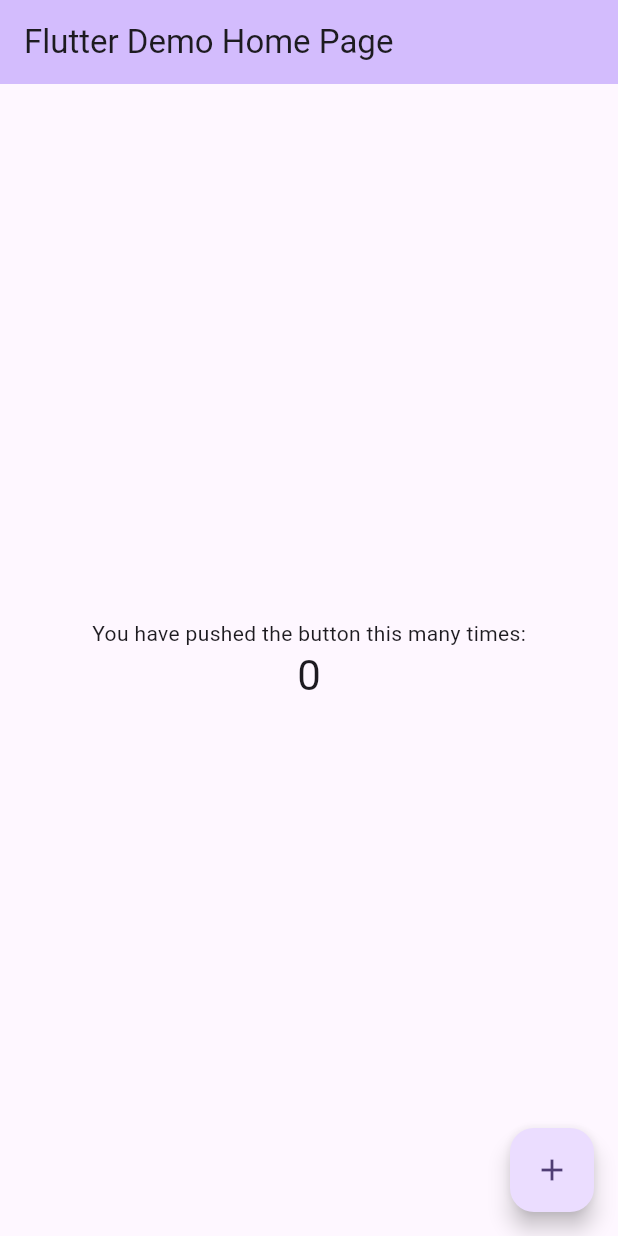
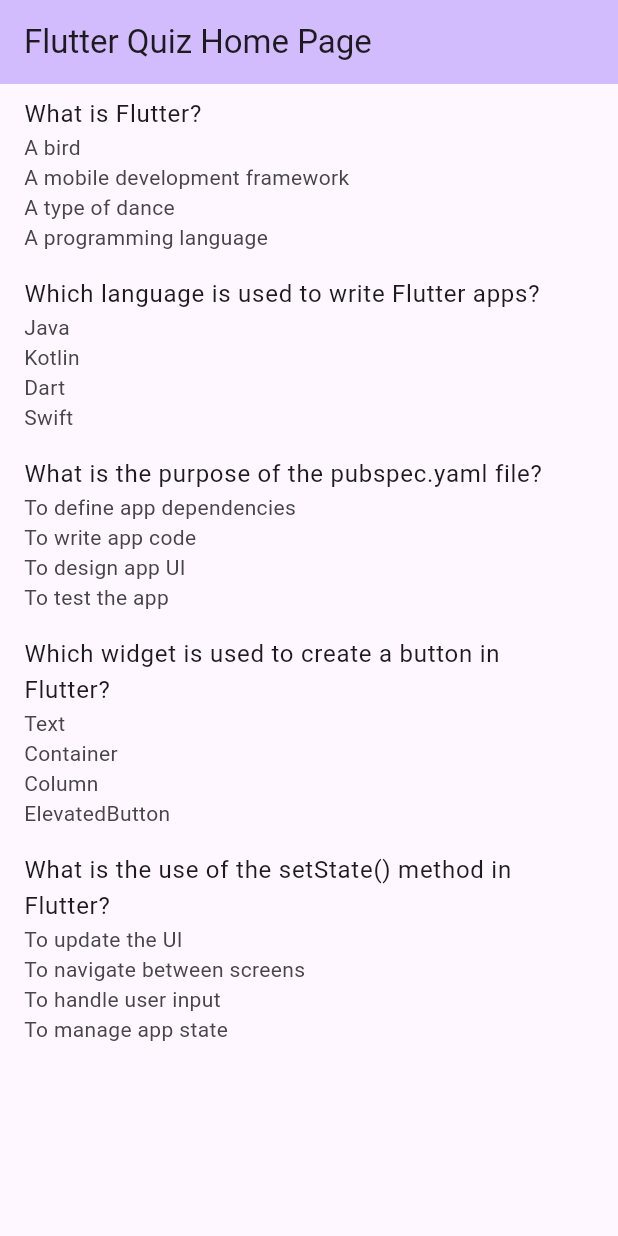
Before and after one commit to ClementBobin/FlutterQuizInterractif, a Flutter app: the screen it shows after launch, on a phone screen of 412 x 824 dp. Run offline on Flutter 3.47's test engine with Material 3 defaults, Android fonts, the phone set to English and light mode, and no system bars.

Commit message:
feat: model question

```diff
--- a/lib/main.dart
+++ b/lib/main.dart
@@ -1,4 +1,5 @@
 import 'package:flutter/material.dart';
+import 'models/question.dart';
 
 void main() {
   runApp(const MyApp());
@@ -7,46 +8,21 @@ void main() {
 class MyApp extends StatelessWidget {
   const MyApp({super.key});
 
-  // This widget is the root of your application.
   @override
   Widget build(BuildContext context) {
     return MaterialApp(
-      title: 'Flutter Demo',
+      title: 'Flutter Quiz',
       theme: ThemeData(
-        // This is the theme of your application.
-        //
-        // TRY THIS: Try running your application with "flutter run". You'll see
-        // the application has a purple toolbar. Then, without quitting the app,
-        // try changing the seedColor in the colorScheme below to Colors.green
-        // and then invoke "hot reload" (save your changes or press the "hot
-        // reload" button in a Flutter-supported IDE, or press "r" if you used
-        // the command line to start the app).
-        //
-        // Notice that the counter didn't reset back to zero; the application
-        // state is not lost during the reload. To reset the state, use hot
-        // restart instead.
-        //
-        // This works for code too, not just values: Most code changes can be
-        // tested with just a hot reload.
         colorScheme: ColorScheme.fromSeed(seedColor: Colors.deepPurple),
         useMaterial3: true,
       ),
-      home: const MyHomePage(title: 'Flutter Demo Home Page'),
+      home: const MyHomePage(title: 'Flutter Quiz Home Page'),
     );
   }
 }
 
 class MyHomePage extends StatefulWidget {
   const MyHomePage({super.key, required this.title});
-
-  // This widget is the home page of your application. It is stateful, meaning
-  // that it has a State object (defined below) that contains fields that affect
-  // how it looks.
-
-  // This class is the configuration for the state. It holds the values (in this
-  // case the title) provided by the parent (in this case the App widget) and
-  // used by the build method of the State. Fields in a Widget subclass are
-  // always marked "final".
 
   final String title;
 
@@ -55,71 +31,56 @@ class MyHomePage extends StatefulWidget {
 }
 
 class _MyHomePageState extends State<MyHomePage> {
-  int _counter = 0;
-
-  void _incrementCounter() {
-    setState(() {
-      // This call to setState tells the Flutter framework that something has
-      // changed in this State, which causes it to rerun the build method below
-      // so that the display can reflect the updated values. If we changed
-      // _counter without calling setState(), then the build method would not be
-      // called again, and so nothing would appear to happen.
-      _counter++;
-    });
-  }
+  final List<Question> sampleQuestions = [
+    Question(
+      questionText: 'What is Flutter?',
+      options: ['A bird', 'A mobile development framework', 'A type of dance', 'A programming language'],
+      correctAnswerIndex: 1,
+    ),
+    Question(
+      questionText: 'Which language is used to write Flutter apps?',
+      options: ['Java', 'Kotlin', 'Dart', 'Swift'],
+      correctAnswerIndex: 2,
+    ),
+    Question(
+      questionText: 'What is the purpose of the pubspec.yaml file?',
+      options: ['To define app dependencies', 'To write app code', 'To design app UI', 'To test the app'],
+      correctAnswerIndex: 0,
+    ),
+    Question(
+      questionText: 'Which widget is used to create a button in Flutter?',
+      options: ['Text', 'Container', 'Column', 'ElevatedButton'],
+      correctAnswerIndex: 3,
+    ),
+    Question(
+      questionText: 'What is the use of the setState() method in Flutter?',
+      options: ['To update the UI', 'To navigate between screens', 'To handle user input', 'To manage app state'],
+      correctAnswerIndex: 0,
+    ),
+  ];
 
   @override
   Widget build(BuildContext context) {
-    // This method is rerun every time setState is called, for instance as done
-    // by the _incrementCounter method above.
-    //
-    // The Flutter framework has been optimized to make rerunning build methods
-    // fast, so that you can just rebuild anything that needs updating rather
-    // than having to individually change instances of widgets.
     return Scaffold(
       appBar: AppBar(
-        // TRY THIS: Try changing the color here to a specific color (to
-        // Colors.amber, perhaps?) and trigger a hot reload to see the AppBar
-        // change color while the other colors stay the same.
         backgroundColor: Theme.of(context).colorScheme.inversePrimary,
-        // Here we take the value from the MyHomePage object that was created by
-        // the App.build method, and use it to set our appbar title.
         title: Text(widget.title),
       ),
       body: Center(
-        // Center is a layout widget. It takes a single child and positions it
-        // in the middle of the parent.
-        child: Column(
-          // Column is also a layout widget. It takes a list of children and
-          // arranges them vertically. By default, it sizes itself to fit its
-          // children horizontally, and tries to be as tall as its parent.
-          //
-          // Column has various properties to control how it sizes itself and
-          // how it positions its children. Here we use mainAxisAlignment to
-          // center the children vertically; the main axis here is the vertical
-          // axis because Columns are vertical (the cross axis would be
-          // horizontal).
-          //
-          // TRY THIS: Invoke "debug painting" (choose the "Toggle Debug Paint"
-          // action in the IDE, or press "p" in the console), to see the
-          // wireframe for each widget.
-          mainAxisAlignment: MainAxisAlignment.center,
-          children: <Widget>[
-            const Text(
-              'You have pushed the button this many times:',
-            ),
-            Text(
-              '$_counter',
-              style: Theme.of(context).textTheme.headlineMedium,
-            ),
-          ],
+        child: ListView.builder(
+          itemCount: sampleQuestions.length,
+          itemBuilder: (context, index) {
+            final question = sampleQuestions[index];
+            return ListTile(
+              title: Text(question.questionText),
+              subtitle: Column(
+                crossAxisAlignment: CrossAxisAlignment.start,
+                children: question.options.map((option) => Text(option)).toList(),
+              ),
+            );
+          },
         ),
       ),
-      floatingActionButton: FloatingActionButton(
-        onPressed: _incrementCounter,
-        tooltip: 'Increment',
-        child: const Icon(Icons.add),
-      ), // This trailing comma makes auto-formatting nicer for build methods.
     );
   }
 }
--- /dev/null
+++ b/lib/models/question.dart
@@ -0,0 +1,15 @@
+class Question {
+  final String questionText;
+  final List<String> options;
+  final int correctAnswerIndex;
+  final String? difficulty;
+  final List<int>? correctAnswerIndices;
+
+  Question({
+    required this.questionText,
+    required this.options,
+    required this.correctAnswerIndex,
+    this.difficulty,
+    this.correctAnswerIndices,
+  });
+}
```
